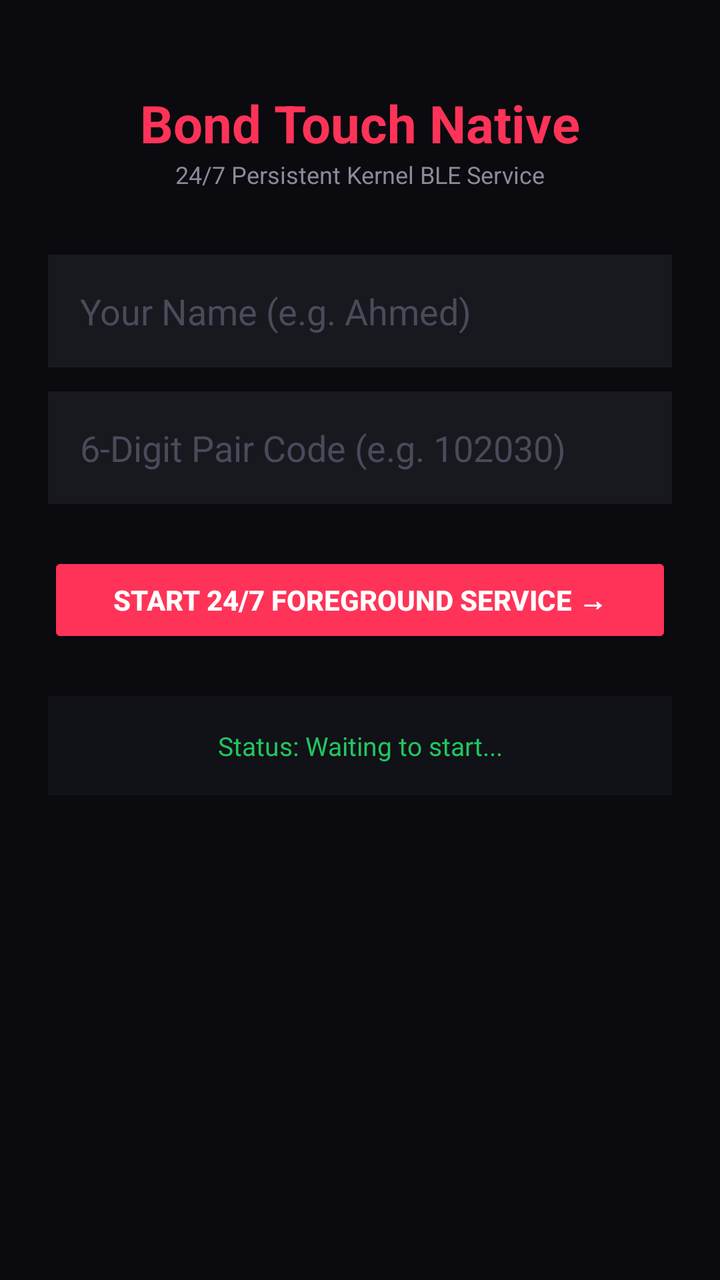
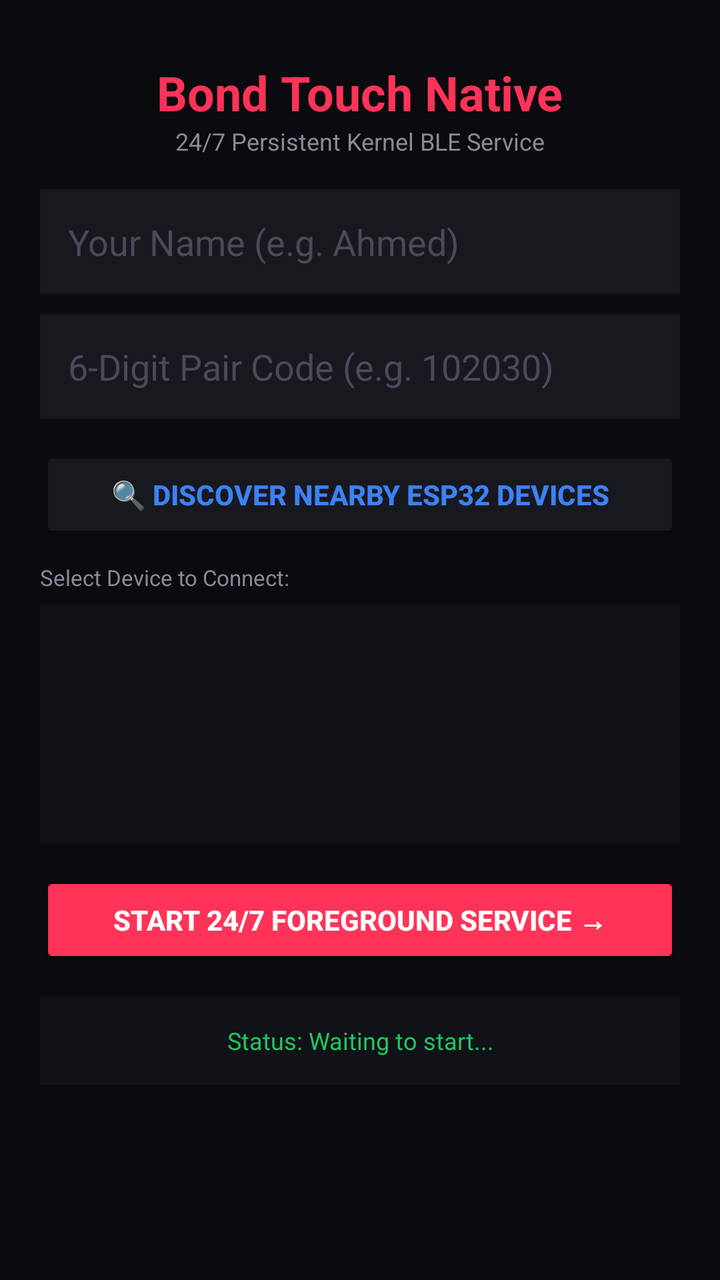

The first picture is an Android layout as it rendered before a commit; the second is the same layout after the commit. The layout source and the unified diff follow.
<!-- AndroidManifest.xml: application theme Theme.BondTouch -->
<!-- res/layout/activity_main.xml -->
<?xml version="1.0" encoding="utf-8"?>
<LinearLayout xmlns:android="http://schemas.android.com/apk/res/android"
    android:layout_width="match_parent"
    android:layout_height="match_parent"
    android:background="#0a0a0f"
    android:orientation="vertical"
    android:padding="24dp"
    android:gravity="center_horizontal">

    <TextView
        android:layout_width="wrap_content"
        android:layout_height="wrap_content"
        android:text="Bond Touch Native"
        android:textColor="#ff3358"
        android:textSize="26sp"
        android:textStyle="bold"
        android:layout_marginTop="20dp" />

    <TextView
        android:layout_width="wrap_content"
        android:layout_height="wrap_content"
        android:text="24/7 Persistent Kernel BLE Service"
        android:textColor="#8a8a9a"
        android:textSize="12sp"
        android:layout_marginBottom="32dp" />

    <EditText
        android:id="@+id/nameInput"
        android:layout_width="match_parent"
        android:layout_height="wrap_content"
        android:background="#18181f"
        android:hint="Your Name (e.g. Ahmed)"
        android:textColorHint="#4a4a5a"
        android:textColor="#ffffff"
        android:padding="16dp"
        android:layout_marginBottom="12dp" />

    <EditText
        android:id="@+id/codeInput"
        android:layout_width="match_parent"
        android:layout_height="wrap_content"
        android:background="#18181f"
        android:hint="6-Digit Pair Code (e.g. 102030)"
        android:textColorHint="#4a4a5a"
        android:textColor="#ffffff"
        android:inputType="number"
        android:padding="16dp"
        android:layout_marginBottom="24dp" />

    <Button
        android:id="@+id/btnStart"
        android:layout_width="match_parent"
        android:layout_height="wrap_content"
        android:text="Start 24/7 Foreground Service →"
        android:backgroundTint="#ff3358"
        android:textColor="#ffffff"
        android:padding="14dp"
        android:textStyle="bold" />

    <TextView
        android:id="@+id/statusText"
        android:layout_width="match_parent"
        android:layout_height="wrap_content"
        android:layout_marginTop="24dp"
        android:background="#111118"
        android:padding="16dp"
        android:text="Status: Waiting to start..."
        android:textColor="#22c55e"
        android:textSize="13sp"
        android:gravity="center" />

</LinearLayout>
<!-- resources referenced by this layout -->
<resources>
  <style name="Theme.BondTouch" parent="Theme.MaterialComponents.DayNight.NoActionBar">
          <item name="colorPrimary">@color/primary</item>
          <item name="android:statusBarColor">@color/bg</item>
      </style>
  <color name="primary">#ff3358</color>
  <color name="bg">#0a0a0f</color>
</resources>

<!-- the commit's change to res/layout/activity_main.xml (unified diff, before → after) -->
@@ -4,7 +4,7 @@
     android:layout_height="match_parent"
     android:background="#0a0a0f"
     android:orientation="vertical"
-    android:padding="24dp"
+    android:padding="20dp"
     android:gravity="center_horizontal">
 
     <TextView
@@ -12,9 +12,9 @@
         android:layout_height="wrap_content"
         android:text="Bond Touch Native"
         android:textColor="#ff3358"
-        android:textSize="26sp"
+        android:textSize="24sp"
         android:textStyle="bold"
-        android:layout_marginTop="20dp" />
+        android:layout_marginTop="10dp" />
 
     <TextView
         android:layout_width="wrap_content"
@@ -22,7 +22,7 @@
         android:text="24/7 Persistent Kernel BLE Service"
         android:textColor="#8a8a9a"
         android:textSize="12sp"
-        android:layout_marginBottom="32dp" />
+        android:layout_marginBottom="16dp" />
 
     <EditText
         android:id="@+id/nameInput"
@@ -32,8 +32,8 @@
         android:hint="Your Name (e.g. Ahmed)"
         android:textColorHint="#4a4a5a"
         android:textColor="#ffffff"
-        android:padding="16dp"
-        android:layout_marginBottom="12dp" />
+        android:padding="14dp"
+        android:layout_marginBottom="10dp" />
 
     <EditText
         android:id="@+id/codeInput"
@@ -44,8 +44,37 @@
         android:textColorHint="#4a4a5a"
         android:textColor="#ffffff"
         android:inputType="number"
-        android:padding="16dp"
-        android:layout_marginBottom="24dp" />
+        android:padding="14dp"
+        android:layout_marginBottom="14dp" />
+
+    <Button
+        android:id="@+id/btnScanBLE"
+        android:layout_width="match_parent"
+        android:layout_height="wrap_content"
+        android:text="🔍 Discover Nearby ESP32 Devices"
+        android:backgroundTint="#18181f"
+        android:textColor="#3b82f6"
+        android:padding="12dp"
+        android:textStyle="bold"
+        android:layout_marginBottom="10dp" />
+
+    <TextView
+        android:layout_width="wrap_content"
+        android:layout_height="wrap_content"
+        android:text="Select Device to Connect:"
+        android:textColor="#8a8a9a"
+        android:textSize="11sp"
+        android:layout_gravity="start"
+        android:layout_marginBottom="6dp" />
+
+    <ListView
+        android:id="@+id/deviceListView"
+        android:layout_width="match_parent"
+        android:layout_height="120dp"
+        android:background="#111118"
+        android:divider="#18181f"
+        android:dividerHeight="1dp"
+        android:layout_marginBottom="14dp" />
 
     <Button
         android:id="@+id/btnStart"
@@ -61,12 +90,12 @@
         android:id="@+id/statusText"
         android:layout_width="match_parent"
         android:layout_height="wrap_content"
-        android:layout_marginTop="24dp"
+        android:layout_marginTop="14dp"
         android:background="#111118"
-        android:padding="16dp"
+        android:padding="14dp"
         android:text="Status: Waiting to start..."
         android:textColor="#22c55e"
-        android:textSize="13sp"
+        android:textSize="12sp"
         android:gravity="center" />
 
 </LinearLayout>
